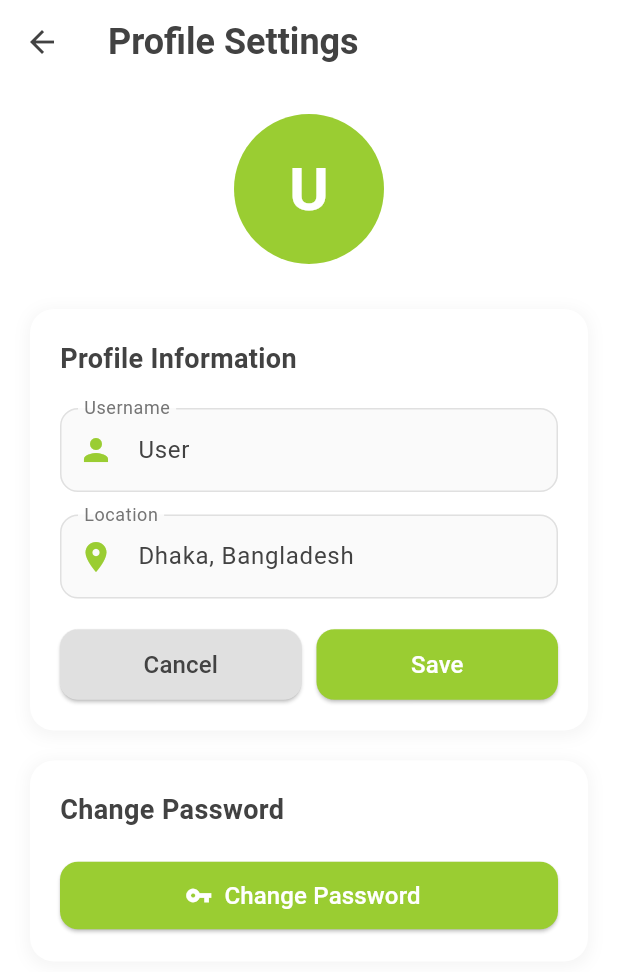
After one commit to Rakibul-Islam-Nahim/Estate, a Flutter app: the HomePage screen opened by its route, item 5 of the bottom bar chosen, after a tap on "Edit Profile", on a phone screen of 412 x 824 dp. The commit adds this screen. Shown: the top 972 px of the screen. Run offline on Flutter 3.47's test engine with Material 3 defaults, Android fonts, the phone set to English and light mode, and no system bars.

Commit message:
Profile button functionality maintained

```diff
--- a/lib/pages/HomePage.dart
+++ b/lib/pages/HomePage.dart
@@ -1,4 +1,5 @@
 import 'package:flutter/material.dart';
+import 'package:real_state/pages/ProfilePage.dart';
 
 class HomePage extends StatefulWidget {
   final String userName;
@@ -60,9 +61,19 @@ class _HomePageState extends State<HomePage> {
         child: BottomNavigationBar(
           currentIndex: _currentIndex,
           onTap: (index) {
-            setState(() {
-              _currentIndex = index;
-            });
+            if (index == 4) {
+              // Navigate to Profile page
+              Navigator.push(
+                context,
+                MaterialPageRoute(
+                  builder: (context) => ProfilePage(userName: widget.userName),
+                ),
+              );
+            } else {
+              setState(() {
+                _currentIndex = index;
+              });
+            }
           },
           type: BottomNavigationBarType.fixed,
           backgroundColor: Colors.white,
@@ -77,9 +88,14 @@ class _HomePageState extends State<HomePage> {
               label: 'Home',
             ),
             BottomNavigationBarItem(
-              icon: Icon(Icons.search_outlined),
-              activeIcon: Icon(Icons.search),
-              label: 'Search',
+              icon: Icon(Icons.add_circle_outline),
+              activeIcon: Icon(Icons.add_circle),
+              label: 'Add Property',
+            ),
+            BottomNavigationBarItem(
+              icon: Icon(Icons.chat_bubble_outline),
+              activeIcon: Icon(Icons.chat_bubble),
+              label: 'Chat',
             ),
             BottomNavigationBarItem(
               icon: Icon(Icons.favorite_outline),
--- /dev/null
+++ b/lib/pages/ProfilePage.dart
@@ -0,0 +1,426 @@
+import 'package:flutter/material.dart';
+
+class ProfilePage extends StatefulWidget {
+  final String userName;
+
+  const ProfilePage({super.key, required this.userName});
+
+  @override
+  State<ProfilePage> createState() => _ProfilePageState();
+}
+
+class _ProfilePageState extends State<ProfilePage> {
+  final TextEditingController _usernameController = TextEditingController();
+  final TextEditingController _locationController = TextEditingController();
+  final TextEditingController _currentPasswordController =
+      TextEditingController();
+  final TextEditingController _newPasswordController = TextEditingController();
+  final TextEditingController _confirmPasswordController =
+      TextEditingController();
+
+  bool _isEditingProfile = false;
+  bool _isChangingPassword = false;
+
+  @override
+  void initState() {
+    super.initState();
+    _usernameController.text = widget.userName;
+    _locationController.text = 'Dhaka, Bangladesh';
+  }
+
+  @override
+  void dispose() {
+    _usernameController.dispose();
+    _locationController.dispose();
+    _currentPasswordController.dispose();
+    _newPasswordController.dispose();
+    _confirmPasswordController.dispose();
+    super.dispose();
+  }
+
+  void _showMessage(String message, {bool isError = false}) {
+    ScaffoldMessenger.of(context).showSnackBar(
+      SnackBar(
+        content: Text(message),
+        backgroundColor: isError ? Colors.red : Color(0xFF9ACD32),
+        duration: Duration(seconds: 2),
+      ),
+    );
+  }
+
+  void _saveProfile() {
+    if (_usernameController.text.isEmpty || _locationController.text.isEmpty) {
+      _showMessage('Please fill in all fields', isError: true);
+      return;
+    }
+
+    setState(() {
+      _isEditingProfile = false;
+    });
+    _showMessage('Profile updated successfully!');
+  }
+
+  void _changePassword() {
+    if (_currentPasswordController.text.isEmpty ||
+        _newPasswordController.text.isEmpty ||
+        _confirmPasswordController.text.isEmpty) {
+      _showMessage('Please fill in all password fields', isError: true);
+      return;
+    }
+
+    if (_newPasswordController.text != _confirmPasswordController.text) {
+      _showMessage('New passwords do not match', isError: true);
+      return;
+    }
+
+    if (_newPasswordController.text.length < 6) {
+      _showMessage('Password must be at least 6 characters', isError: true);
+      return;
+    }
+
+    // Clear password fields
+    _currentPasswordController.clear();
+    _newPasswordController.clear();
+    _confirmPasswordController.clear();
+
+    setState(() {
+      _isChangingPassword = false;
+    });
+    _showMessage('Password changed successfully!');
+  }
+
+  @override
+  Widget build(BuildContext context) {
+    return Scaffold(
+      backgroundColor: Colors.white,
+      appBar: AppBar(
+        backgroundColor: Colors.white,
+        elevation: 0,
+        leading: IconButton(
+          icon: Icon(Icons.arrow_back, color: Colors.grey[800]),
+          onPressed: () => Navigator.pop(context),
+        ),
+        title: Text(
+          'Profile Settings',
+          style: TextStyle(
+            color: Colors.grey[800],
+            fontWeight: FontWeight.bold,
+            fontSize: 24,
+          ),
+        ),
+      ),
+      body: SingleChildScrollView(
+        child: Padding(
+          padding: const EdgeInsets.all(20.0),
+          child: Column(
+            crossAxisAlignment: CrossAxisAlignment.center,
+            children: [
+              // Profile Avatar
+              CircleAvatar(
+                radius: 50,
+                backgroundColor: Color(0xFF9ACD32),
+                child: Text(
+                  _usernameController.text.isNotEmpty
+                      ? _usernameController.text[0].toUpperCase()
+                      : 'U',
+                  style: TextStyle(
+                    fontSize: 40,
+                    fontWeight: FontWeight.bold,
+                    color: Colors.white,
+                  ),
+                ),
+              ),
+              SizedBox(height: 30),
+
+              // Profile Information Section
+              _buildSectionCard(
+                title: 'Profile Information',
+                child: Column(
+                  children: [
+                    _buildTextField(
+                      controller: _usernameController,
+                      label: 'Username',
+                      icon: Icons.person,
+                      enabled: _isEditingProfile,
+                    ),
+                    SizedBox(height: 15),
+                    _buildTextField(
+                      controller: _locationController,
+                      label: 'Location',
+                      icon: Icons.location_on,
+                      enabled: _isEditingProfile,
+                    ),
+                    SizedBox(height: 20),
+                    _isEditingProfile
+                        ? Row(
+                            children: [
+                              Expanded(
+                                child: ElevatedButton(
+                                  onPressed: () {
+                                    setState(() {
+                                      _isEditingProfile = false;
+                                    });
+                                  },
+                                  style: ElevatedButton.styleFrom(
+                                    backgroundColor: Colors.grey[300],
+                                    shape: RoundedRectangleBorder(
+                                      borderRadius: BorderRadius.circular(12),
+                                    ),
+                                  ),
+                                  child: Padding(
+                                    padding: const EdgeInsets.symmetric(
+                                      vertical: 12,
+                                    ),
+                                    child: Text(
+                                      'Cancel',
+                                      style: TextStyle(
+                                        fontSize: 16,
+                                        color: Colors.grey[800],
+                                      ),
+                                    ),
+                                  ),
+                                ),
+                              ),
+                              SizedBox(width: 10),
+                              Expanded(
+                                child: ElevatedButton(
+                                  onPressed: _saveProfile,
+                                  style: ElevatedButton.styleFrom(
+                                    backgroundColor: Color(0xFF9ACD32),
+                                    shape: RoundedRectangleBorder(
+                                      borderRadius: BorderRadius.circular(12),
+                                    ),
+                                  ),
+                                  child: Padding(
+                                    padding: const EdgeInsets.symmetric(
+                                      vertical: 12,
+                                    ),
+                                    child: Text(
+                                      'Save',
+                                      style: TextStyle(
+                                        fontSize: 16,
+                                        color: Colors.white,
+                                      ),
+                                    ),
+                                  ),
+                                ),
+                              ),
+                            ],
+                          )
+                        : ElevatedButton.icon(
+                            onPressed: () {
+                              setState(() {
+                                _isEditingProfile = true;
+                              });
+                            },
+                            icon: Icon(Icons.edit, color: Colors.white),
+                            label: Text(
+                              'Edit Profile',
+                              style: TextStyle(
+                                fontSize: 16,
+                                color: Colors.white,
+                              ),
+                            ),
+                            style: ElevatedButton.styleFrom(
+                              backgroundColor: Color(0xFF9ACD32),
+                              minimumSize: Size(double.infinity, 45),
+                              shape: RoundedRectangleBorder(
+                                borderRadius: BorderRadius.circular(12),
+                              ),
+                            ),
+                          ),
+                  ],
+                ),
+              ),
+
+              SizedBox(height: 20),
+
+              // Change Password Section
+              _buildSectionCard(
+                title: 'Change Password',
+                child: Column(
+                  children: [
+                    if (_isChangingPassword) ...[
+                      _buildTextField(
+                        controller: _currentPasswordController,
+                        label: 'Current Password',
+                        icon: Icons.lock_outline,
+                        isPassword: true,
+                        enabled: true,
+                      ),
+                      SizedBox(height: 15),
+                      _buildTextField(
+                        controller: _newPasswordController,
+                        label: 'New Password',
+                        icon: Icons.lock,
+                        isPassword: true,
+                        enabled: true,
+                      ),
+                      SizedBox(height: 15),
+                      _buildTextField(
+                        controller: _confirmPasswordController,
+                        label: 'Confirm New Password',
+                        icon: Icons.lock,
+                        isPassword: true,
+                        enabled: true,
+                      ),
+                      SizedBox(height: 20),
+                      Row(
+                        children: [
+                          Expanded(
+                            child: ElevatedButton(
+                              onPressed: () {
+                                setState(() {
+                                  _isChangingPassword = false;
+                                  _currentPasswordController.clear();
+                                  _newPasswordController.clear();
+                                  _confirmPasswordController.clear();
+                                });
+                              },
+                              style: ElevatedButton.styleFrom(
+                                backgroundColor: Colors.grey[300],
+                                shape: RoundedRectangleBorder(
+                                  borderRadius: BorderRadius.circular(12),
+                                ),
+                              ),
+                              child: Padding(
+                                padding: const EdgeInsets.symmetric(
+                                  vertical: 12,
+                                ),
+                                child: Text(
+                                  'Cancel',
+                                  style: TextStyle(
+                                    fontSize: 16,
+                                    color: Colors.grey[800],
+                                  ),
+                                ),
+                              ),
+                            ),
+                          ),
+                          SizedBox(width: 10),
+                          Expanded(
+                            child: ElevatedButton(
+                              onPressed: _changePassword,
+                              style: ElevatedButton.styleFrom(
+                                backgroundColor: Color(0xFF9ACD32),
+                                shape: RoundedRectangleBorder(
+                                  borderRadius: BorderRadius.circular(12),
+                                ),
+                              ),
+                              child: Padding(
+                                padding: const EdgeInsets.symmetric(
+                                  vertical: 12,
+                                ),
+                                child: Text(
+                                  'Update',
+                                  style: TextStyle(
+                                    fontSize: 16,
+                                    color: Colors.white,
+                                  ),
+                                ),
+                              ),
+                            ),
+                          ),
+                        ],
+                      ),
+                    ] else
+                      ElevatedButton.icon(
+                        onPressed: () {
+                          setState(() {
+                            _isChangingPassword = true;
+                          });
+                        },
+                        icon: Icon(Icons.vpn_key, color: Colors.white),
+                        label: Text(
+                          'Change Password',
+                          style: TextStyle(fontSize: 16, color: Colors.white),
+                        ),
+                        style: ElevatedButton.styleFrom(
+                          backgroundColor: Color(0xFF9ACD32),
+                          minimumSize: Size(double.infinity, 45),
+                          shape: RoundedRectangleBorder(
+                            borderRadius: BorderRadius.circular(12),
+                          ),
+                        ),
+                      ),
+                  ],
+                ),
+              ),
+            ],
+          ),
+        ),
+      ),
+    );
+  }
+
+  Widget _buildSectionCard({required String title, required Widget child}) {
+    return Container(
+      width: double.infinity,
+      padding: EdgeInsets.all(20),
+      decoration: BoxDecoration(
+        color: Colors.white,
+        borderRadius: BorderRadius.circular(16),
+        boxShadow: [
+          BoxShadow(
+            color: Colors.grey.withOpacity(0.1),
+            spreadRadius: 2,
+            blurRadius: 8,
+            offset: Offset(0, 2),
+          ),
+        ],
+      ),
+      child: Column(
+        crossAxisAlignment: CrossAxisAlignment.start,
+        children: [
+          Text(
+            title,
+            style: TextStyle(
+              fontSize: 18,
+              fontWeight: FontWeight.bold,
+              color: Colors.grey[800],
+            ),
+          ),
+          SizedBox(height: 20),
+          child,
+        ],
+      ),
+    );
+  }
+
+  Widget _buildTextField({
+    required TextEditingController controller,
+    required String label,
+    required IconData icon,
+    bool enabled = true,
+    bool isPassword = false,
+  }) {
+    return TextField(
+      controller: controller,
+      enabled: enabled,
+      obscureText: isPassword,
+      style: TextStyle(color: Colors.grey[800]),
+      decoration: InputDecoration(
+        labelText: label,
+        labelStyle: TextStyle(color: Colors.grey[600]),
+        prefixIcon: Icon(
+          icon,
+          color: enabled ? Color(0xFF9ACD32) : Colors.grey[400],
+        ),
+        filled: true,
+        fillColor: enabled ? Colors.grey[50] : Colors.grey[200],
+        border: OutlineInputBorder(
+          borderRadius: BorderRadius.circular(12),
+          borderSide: BorderSide.none,
+        ),
+        enabledBorder: OutlineInputBorder(
+          borderRadius: BorderRadius.circular(12),
+          borderSide: BorderSide(color: Colors.grey[300]!, width: 1),
+        ),
+        focusedBorder: OutlineInputBorder(
+          borderRadius: BorderRadius.circular(12),
+          borderSide: BorderSide(color: Color(0xFF9ACD32), width: 2),
+        ),
+      ),
+    );
+  }
+}
```
